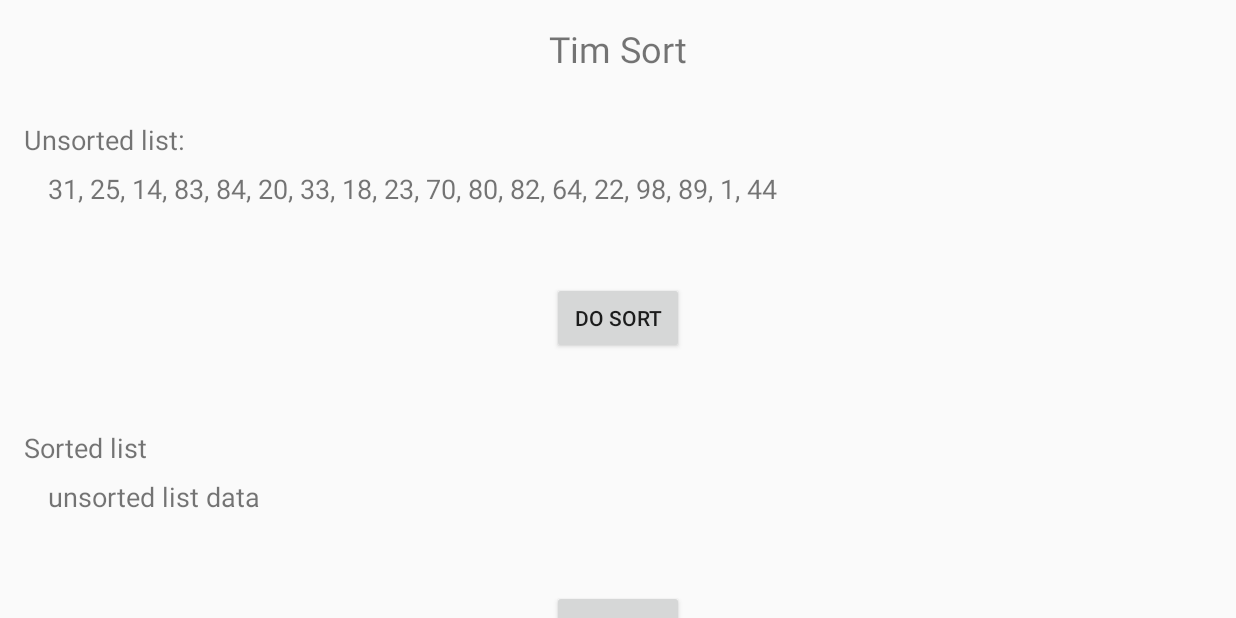
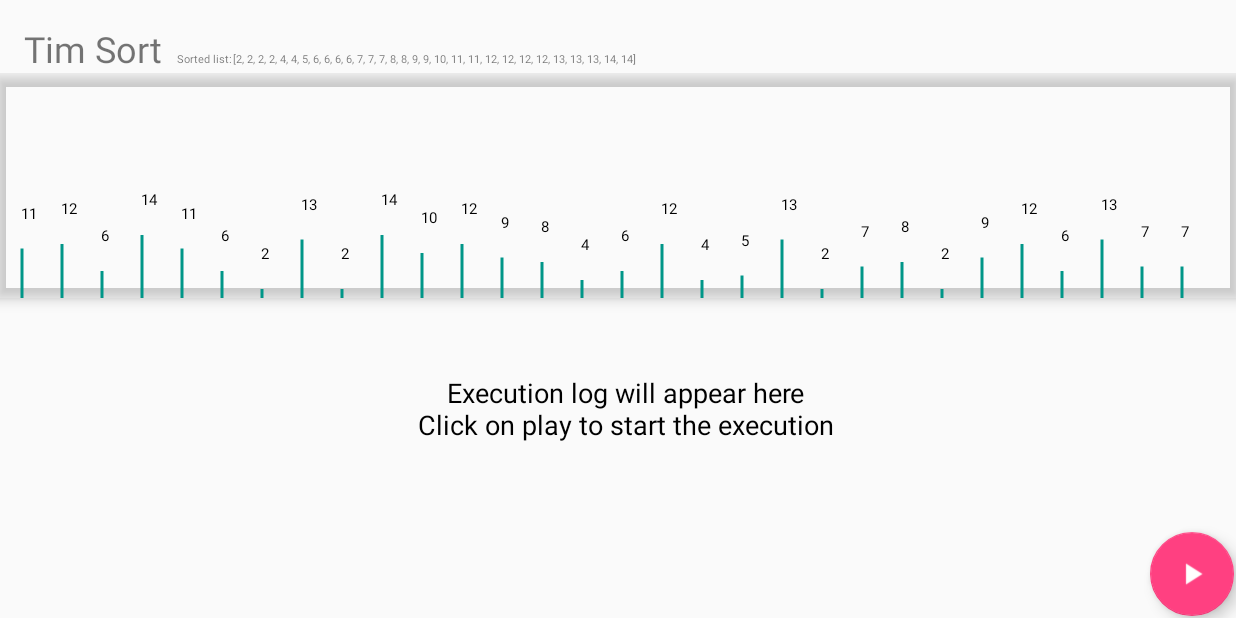
Before and after one commit to jooye0310/sorting.show, an Android app: the screen it shows after launch (TimSortController), after a tap on "TIM SORT", on a phone screen of 824 x 412 dp (held sideways). Run offline under Robolectric (Android 15) with nearby library versions, the phone set to English and light mode, and no system bars.

Commit message:
Changes for TimSort

```diff
--- a/app/src/main/java/com/example/yehoon/sorting_show/MainFragment.java
+++ b/app/src/main/java/com/example/yehoon/sorting_show/MainFragment.java
@@ -157,8 +157,8 @@ public class MainFragment extends Fragment{
                 algorithm = new TimSort();
                 algorithm.setSort((SortingVisualizer) visualizer, getActivity(), logFragment);
                 ((TimSort) algorithm).setData((DataSet) ds);
-                setFontSize(3);
-                setZoom(200);
+                setFontSize(10);
+                setZoom(50);
                 break;
             case VisualizerController.RADIX_SORT:
                 visualizer = new SortingVisualizer(getActivity());
--- a/app/src/main/java/com/example/yehoon/sorting_show/SortingVisualizer.java
+++ b/app/src/main/java/com/example/yehoon/sorting_show/SortingVisualizer.java
@@ -4,14 +4,20 @@ import android.content.Context;
 import android.graphics.Canvas;
 import android.graphics.Color;
 import android.graphics.Paint;
+import android.support.v4.content.res.TypedArrayUtils;
 import android.text.TextPaint;
 import android.util.AttributeSet;
+
+import java.util.Arrays;
 
 public class SortingVisualizer extends AlgorithmVisualizer {
 
     Paint paint;
     Paint highlightPaintSwap;
     Paint highlightPaintTrace;
+    Paint highlightPaintPivot; // for pivot in TimSort
+    Paint highlightPaintDestination; // for destination in TimSort
+    Paint highlightPaintShift; // for shifting in TimSort
     Paint textPaint;
     int[] array;
     int n;
@@ -20,6 +26,9 @@ public class SortingVisualizer extends AlgorithmVisualizer {
 
     int highlightPositionOne = -1, highlightPositionTwo = -1;
     int highlightPosition = -1;
+    int highlightPositionPivot = -1; // for pivot in TimSort
+    int highlightPositionDestination = -1; // for destination in TimSort
+    int[] highlightPositionShift = new int[]{-1}; // for shift in TimSort
     int lineStrokeWidth = getDimensionInPixel(2);
 
     public SortingVisualizer(Context context) {
@@ -43,6 +52,18 @@ public class SortingVisualizer extends AlgorithmVisualizer {
 
         highlightPaintTrace = new Paint(paint);
         highlightPaintTrace.setColor(Color.BLUE);
+
+        // for pivot in TimSort
+        highlightPaintPivot= new Paint(paint);
+        highlightPaintPivot.setColor(getResources().getColor(R.color.colorPivot));
+
+        // for destination in TimSort
+        highlightPaintDestination = new Paint(paint);
+        highlightPaintDestination.setColor(Color.GREEN);
+
+        // for shift in TimSort
+        highlightPaintShift = new Paint(paint);
+        highlightPaintShift.setColor(getResources().getColor(R.color.colorShift));
 
         textPaint = new TextPaint();
         textPaint.setColor(Color.BLACK);
@@ -73,10 +94,16 @@ public class SortingVisualizer extends AlgorithmVisualizer {
             float xPos = margin + getDimensionInPixel(10);
             for (int i = 0; i < array.length; i++) {
 
-                if (i == highlightPositionOne || i == highlightPositionTwo) {
+                if (i == highlightPositionOne || i == highlightPositionTwo)
                     canvas.drawLine(xPos, getHeight() - (float) ((array[i] / zoom) * getHeight()), xPos, getHeight(), highlightPaintSwap);
-                } else if (i == highlightPosition)
+                else if (i == highlightPosition)
                     canvas.drawLine(xPos, getHeight() - (float) ((array[i] / zoom) * getHeight()), xPos, getHeight(), highlightPaintTrace);
+                else if (i == highlightPositionPivot)
+                    canvas.drawLine(xPos, getHeight() - (float) ((array[i] / zoom) * getHeight()), xPos, getHeight(), highlightPaintPivot);
+                else if (i == highlightPositionDestination)
+                    canvas.drawLine(xPos, getHeight() - (float) ((array[i] / zoom) * getHeight()), xPos, getHeight(), highlightPaintDestination);
+                else if (contains(highlightPositionShift, i))
+                    canvas.drawLine(xPos, getHeight() - (float) ((array[i] / zoom) * getHeight()), xPos, getHeight(), highlightPaintShift);
                 else {
                     canvas.drawLine(xPos, getHeight() - (float) ((array[i] / zoom) * getHeight()), xPos, getHeight(), paint);
                 }
@@ -113,9 +140,40 @@ public class SortingVisualizer extends AlgorithmVisualizer {
         invalidate();
     }
 
+    // for pivot in TimSort
+    public void highlightPivot(int position) {
+        this.highlightPositionPivot = position;
+        highlightPositionDestination = -1;
+        highlightPosition = -1;
+        highlightPositionShift = new int[]{-1};
+        invalidate();
+    }
+
+    // for destination in TimSort
+    public void highlightDestination(int position) {
+        this.highlightPositionDestination = position;
+        invalidate();
+    }
+
+    // for shift in TimSort
+    public void highlightShift(int[] positions) {
+        this.highlightPositionShift = positions;
+        invalidate();
+    }
+
+    private boolean contains(int[] array, int index) {
+        for(int i = 0; i < array.length; i++) {
+            if(array[i] == index)
+                return true;
+        }
+        return false;
+    }
+
     @Override
     public void onCompleted() {
         this.highlightPosition = -1;
+        this.highlightPositionPivot = -1; // for pivot in TimSort
+        this.highlightPositionDestination = -1; // for destination in TimSort
         this.highlightPositionTwo = -1;
         this.highlightPositionOne = -1;
         invalidate();
--- a/app/src/main/java/com/example/yehoon/sorting_show/TimSortController.java
+++ b/app/src/main/java/com/example/yehoon/sorting_show/TimSortController.java
@@ -8,11 +8,12 @@ import android.view.View;
 import android.widget.Button;
 import android.widget.TextView;
 
+import java.util.Arrays;
 import java.util.Comparator;
 
 public class TimSortController extends AppCompatActivity {
 
-    TextView unsorted_list;
+    TextView sorted_list;
 
     @Override
     protected void onCreate(Bundle savedInstanceState) {
@@ -21,13 +22,19 @@ public class TimSortController extends AppCompatActivity {
 
         initTextViews();
 
-        final int[] intArray = {31,	25,	14,	83,	84,	20,	33,	18,	23,	70,	80,	82,	64,	22,	98,	89,	1, 44};
+        //final int[] input = {31, 25, 14, 83, 84, 20, 33, 18, 23, 70, 80, 82, 64, 22, 98, 89, 1, 44};
+        int[] input = new int[30];
+        for (int i = 0; i < input.length;i++){
+            input[i] = (int)(Math.random() * 15 + 1);
+        }
+        final int[] intArray = input.clone();
+        Arrays.sort(input);
+        String s = Arrays.toString(input);
+        sorted_list.setText(s);
+
         DataSet ds = new DataSet(intArray, 0);
         final MainFragment algoFragment = MainFragment.newInstance(VisualizerController.TIM_SORT, ds);
         getSupportFragmentManager().beginTransaction().replace(R.id.container, algoFragment).commit();
-
-        String unsorted = intArrayToString(intArray);
-        unsorted_list.setText(unsorted);
     }
 
     // Converts an integer array to a string
@@ -43,7 +50,7 @@ public class TimSortController extends AppCompatActivity {
     }
 
     private void initTextViews() {
-        unsorted_list = (TextView) findViewById(R.id.unsorted_list);
-        unsorted_list.setText("");
+        sorted_list = (TextView) findViewById(R.id.sorted_list);
+        sorted_list.setText("");
     }
 }
--- a/app/src/main/res/layout/activity_timsortdemo.xml
+++ b/app/src/main/res/layout/activity_timsortdemo.xml
@@ -1,15 +1,25 @@
 <?xml version="1.0" encoding="utf-8"?>
-<android.support.constraint.ConstraintLayout xmlns:android="http://schemas.android.com/apk/res/android"
+<LinearLayout xmlns:android="http://schemas.android.com/apk/res/android"
     xmlns:app="http://schemas.android.com/apk/res-auto"
     xmlns:tools="http://schemas.android.com/tools"
     android:layout_width="match_parent"
     android:layout_height="match_parent"
-    tools:context=".MainActivity">
+    tools:context=".MainActivity"
+    android:orientation="vertical"
+    app:layout_behavior="@string/appbar_scrolling_view_behavior">
+
+
+    <LinearLayout
+        android:layout_width="wrap_content"
+        android:layout_height="wrap_content"
+        android:orientation="horizontal"
+        android:id="@+id/layer1">
 
         <TextView
             android:id="@+id/tv_sortAlgo"
             android:layout_width="wrap_content"
             android:layout_height="wrap_content"
+            android:layout_marginStart="16dp"
             android:layout_marginTop="16dp"
             android:text="@string/act_timSort"
             android:textSize="24sp"
@@ -18,70 +28,42 @@
             app:layout_constraintStart_toStartOf="parent"
             app:layout_constraintTop_toTopOf="parent" />
 
-    <TextView
-        android:id="@+id/textView1"
-        android:layout_width="wrap_content"
-        android:layout_height="wrap_content"
-        android:layout_marginStart="16dp"
-        android:layout_marginTop="32dp"
-        android:text="Unsorted list:"
-        android:textSize="18sp"
-        app:layout_constraintStart_toStartOf="parent"
-        app:layout_constraintTop_toBottomOf="@+id/tv_sortAlgo" />
 
         <TextView
-        android:id="@+id/unsorted_list"
-        android:layout_width="wrap_content"
-        android:layout_height="wrap_content"
-        android:layout_marginStart="32dp"
-        android:layout_marginTop="8dp"
-        android:text="unsorted list data"
-        android:textSize="18sp"
-        app:layout_constraintStart_toStartOf="parent"
-        app:layout_constraintTop_toBottomOf="@+id/textView1" />
-
-    <Button
-        android:id="@+id/btn_doSort"
-        android:layout_width="wrap_content"
-        android:layout_height="wrap_content"
-        android:layout_marginTop="50dp"
-        android:text="@string/btn_doSort"
-        app:layout_constraintEnd_toEndOf="parent"
-        app:layout_constraintHorizontal_bias="0.5"
-        app:layout_constraintStart_toStartOf="parent"
-        app:layout_constraintTop_toBottomOf="@+id/unsorted_list" />
-
-    <TextView
+            android:layout_marginStart="10dp"
             android:id="@+id/textView2"
             android:layout_width="wrap_content"
             android:layout_height="wrap_content"
-        android:layout_marginStart="16dp"
-        android:layout_marginTop="50dp"
-        android:text="Sorted list"
-        android:textSize="18sp"
-        app:layout_constraintStart_toStartOf="parent"
-        app:layout_constraintTop_toBottomOf="@+id/btn_doSort" />
+            android:layout_marginTop="16dp"
+            android:text="Sorted list:"
+            android:textSize="7sp"
+            />
 
         <TextView
             android:id="@+id/sorted_list"
             android:layout_width="wrap_content"
-        android:layout_height="0dp"
-        android:layout_marginStart="32dp"
-        android:layout_marginTop="8dp"
+
+            android:layout_marginTop="16dp"
+            android:layout_height="wrap_content"
             android:text="unsorted list data"
-        android:textSize="18sp"
+            android:textSize="7sp"
+            />
+
+    </LinearLayout>
+    <LinearLayout
+        android:layout_width="match_parent"
+        android:layout_height="match_parent"
+        tools:context=".MainActivity"
+        android:orientation="vertical"
         app:layout_constraintStart_toStartOf="parent"
-        app:layout_constraintTop_toBottomOf="@+id/textView2" />
+        app:layout_constraintTop_toBottomOf="@id/layer1">
 
-    <Button
-        android:id="@+id/btn_goBack"
-        android:layout_width="wrap_content"
-        android:layout_height="wrap_content"
-        android:layout_marginTop="50dp"
-        android:text="@string/btn_goBack"
-        app:layout_constraintEnd_toEndOf="parent"
-        app:layout_constraintHorizontal_bias="0.5"
-        app:layout_constraintStart_toStartOf="parent"
-        app:layout_constraintTop_toBottomOf="@+id/sorted_list" />
+        <FrameLayout xmlns:android="http://schemas.android.com/apk/res/android"
+            android:id="@+id/container"
+            android:layout_width="match_parent"
+            android:layout_height="match_parent" />
 
-</android.support.constraint.ConstraintLayout>
+    </LinearLayout>
+
+
+</LinearLayout>
--- a/app/src/main/res/values/colors.xml
+++ b/app/src/main/res/values/colors.xml
@@ -3,4 +3,6 @@
     <color name="colorPrimary">#3F51B5</color>
     <color name="colorPrimaryDark">#303F9F</color>
     <color name="colorAccent">#FF4081</color>
+    <color name="colorPivot">#C32CE1</color>
+    <color name="colorShift">#5E44DF</color>
 </resources>
```
Also changed, not shown: app/src/main/java/com/example/yehoon/sorting_show/TimSort.java (+110 -60 lines), app/src/main/java/com/example/yehoon/sorting_show/VisualizerController.java (+27 -0 lines). Lines whose indentation alone changed are shown as unchanged.
